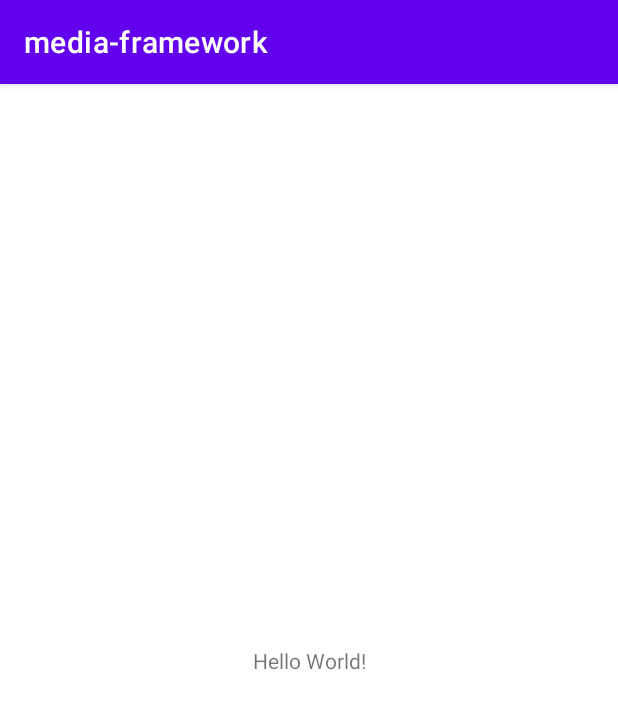
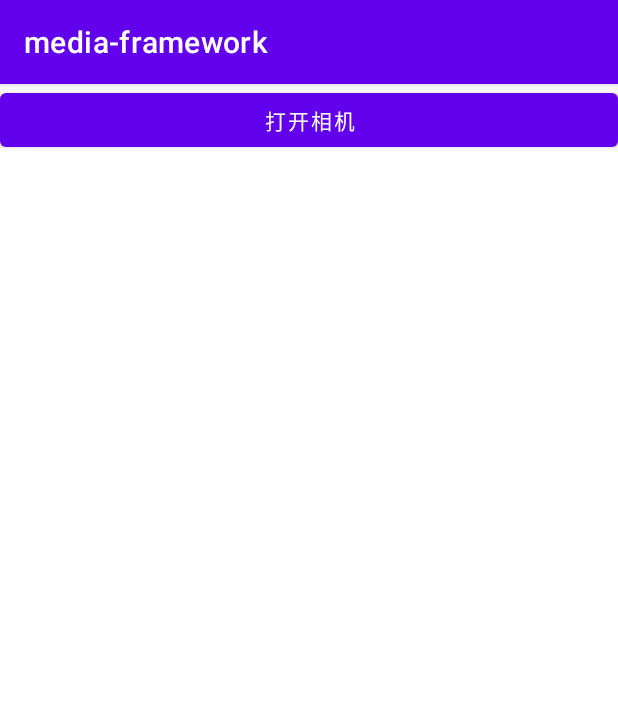
Before and after one commit to byhook/media-framework, an Android app: the screen it shows after launch (MainActivity), on a phone screen of 412 x 824 dp. Shown: the top 709 px of the screen. Run offline under Robolectric (Android 15) with nearby library versions, the phone set to English and light mode, and no system bars.

Commit message:
添加相机测试入口

```diff
--- a/app/build.gradle
+++ b/app/build.gradle
@@ -50,4 +50,6 @@ dependencies {
     testImplementation 'junit:junit:4.+'
     androidTestImplementation 'androidx.test.ext:junit:1.1.2'
     androidTestImplementation 'androidx.test.espresso:espresso-core:3.3.0'
+
+    implementation project(':media-camera')
 }
--- a/app/src/main/AndroidManifest.xml
+++ b/app/src/main/AndroidManifest.xml
@@ -16,6 +16,8 @@
                 <category android:name="android.intent.category.LAUNCHER" />
             </intent-filter>
         </activity>
+        <activity android:name=".CameraActivity"
+            android:label="相机测试"/>
     </application>
 
 </manifest>
--- a/app/src/main/java/com/handy/media/framework/MainActivity.java
+++ b/app/src/main/java/com/handy/media/framework/MainActivity.java
@@ -3,6 +3,7 @@ package com.handy.media.framework;
 import androidx.appcompat.app.AppCompatActivity;
 
 import android.os.Bundle;
+import android.view.View;
 
 public class MainActivity extends AppCompatActivity {
 
@@ -11,4 +12,8 @@ public class MainActivity extends AppCompatActivity {
         super.onCreate(savedInstanceState);
         setContentView(R.layout.activity_main);
     }
+
+    public void onOpenCameraClick(View view) {
+        CameraActivity.intentStart(this);
+    }
 }
--- a/app/src/main/res/layout/activity_main.xml
+++ b/app/src/main/res/layout/activity_main.xml
@@ -1,18 +1,16 @@
 <?xml version="1.0" encoding="utf-8"?>
-<androidx.constraintlayout.widget.ConstraintLayout xmlns:android="http://schemas.android.com/apk/res/android"
+<LinearLayout xmlns:android="http://schemas.android.com/apk/res/android"
     xmlns:app="http://schemas.android.com/apk/res-auto"
     xmlns:tools="http://schemas.android.com/tools"
     android:layout_width="match_parent"
     android:layout_height="match_parent"
+    android:orientation="vertical"
     tools:context=".MainActivity">
 
-    <TextView
-        android:layout_width="wrap_content"
+    <Button
+        android:layout_width="match_parent"
         android:layout_height="wrap_content"
-        android:text="Hello World!"
-        app:layout_constraintBottom_toBottomOf="parent"
-        app:layout_constraintLeft_toLeftOf="parent"
-        app:layout_constraintRight_toRightOf="parent"
-        app:layout_constraintTop_toTopOf="parent" />
+        android:onClick="onOpenCameraClick"
+        android:text="打开相机"/>
 
-</androidx.constraintlayout.widget.ConstraintLayout>
+</LinearLayout>
```
Also changed, not shown: app/src/main/java/com/handy/media/framework/CameraActivity.java (added, +25 -0 lines).
